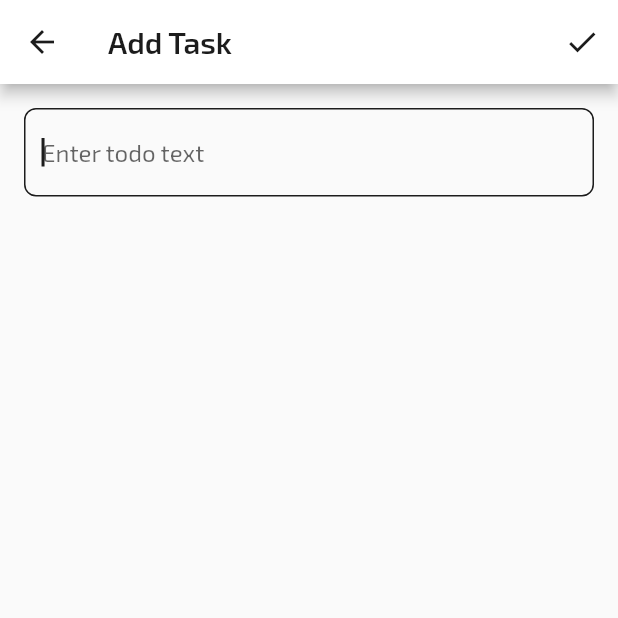
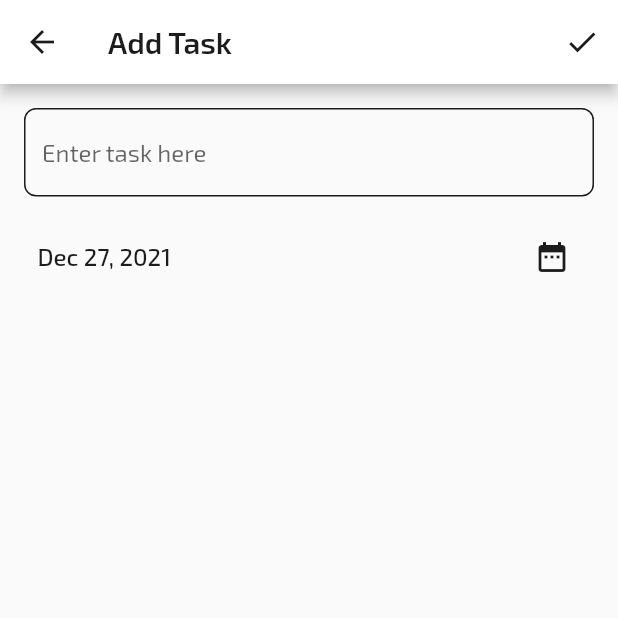
Before and after one commit to andordavoti/todoaholic, a Flutter app: the ManageTodoScreen screen opened directly, on a phone screen of 412 x 824 dp, the top half of it. Run offline on Flutter 3.47's test engine with Material 2 defaults, Android fonts, the phone set to English and light mode, and no system bars; our stand-ins replace cloud_firestore, firebase_auth, firebase_core, google_fonts, grouped_list; missing offline and left inert: flutterfire_ui; accounts and stored records are empty.

Commit message:
add option to edit todo date in manage todo screen

```diff
--- a/lib/data/todo_dao.dart
+++ b/lib/data/todo_dao.dart
@@ -12,8 +12,9 @@ class TodoDao {
     await collection?.add(todo.toJson());
   }
 
-  Future<void> updateTodoText(Todo todo, String newText) async {
-    await todo.reference?.update({'text': newText});
+  Future<void> updateTodo(Todo todo, String newText, DateTime newDate) async {
+    await todo.reference
+        ?.update({'text': newText, 'date': Timestamp.fromDate(newDate)});
   }
 
   Future<void> updateTodoDone(Todo todo) async {
--- a/lib/screens/manage_todo_screen.dart
+++ b/lib/screens/manage_todo_screen.dart
@@ -4,6 +4,7 @@ import 'package:provider/provider.dart';
 import 'package:todoaholic/data/app_state_provider.dart';
 import 'package:todoaholic/data/todo_dao.dart';
 import 'package:cloud_firestore/cloud_firestore.dart';
+import 'package:intl/intl.dart';
 import '../data/todo.dart';
 
 class ManageTodoScreen extends StatefulWidget {
@@ -21,11 +22,21 @@ class ManageTodoScreen extends StatefulWidget {
 class _ManageTodoScreenState extends State<ManageTodoScreen> {
   final _textController = TextEditingController();
   final textFocusNode = FocusNode();
+  late DateTime selectedDate;
 
   @override
   void initState() {
     super.initState();
     _textController.text = widget.originalTodo?.text ?? '';
+
+    WidgetsBinding.instance!.addPostFrameCallback((timeStamp) {
+      final appState = Provider.of<AppState>(context, listen: false);
+
+      setState(() {
+        selectedDate =
+            widget.originalTodo?.date.toDate() ?? appState.selectedDate;
+      });
+    });
 
     SchedulerBinding.instance!.addPostFrameCallback(
         (_) => {FocusScope.of(context).requestFocus(textFocusNode)});
@@ -41,10 +52,10 @@ class _ManageTodoScreenState extends State<ManageTodoScreen> {
   Widget build(BuildContext context) {
     final todoDao = Provider.of<TodoDao>(context, listen: false);
 
-    void submitAction(DateTime selectedDate) {
+    void submitAction() {
       final originalTodo = widget.originalTodo;
       if (originalTodo != null) {
-        todoDao.updateTodoText(originalTodo, _textController.text);
+        todoDao.updateTodo(originalTodo, _textController.text, selectedDate);
       } else {
         todoDao.saveTodo(Todo(
             text: _textController.text,
@@ -55,15 +66,12 @@ class _ManageTodoScreenState extends State<ManageTodoScreen> {
       Navigator.pop(context);
     }
 
-    return Consumer<AppState>(builder: (context, appState, child) {
     return Scaffold(
       appBar: AppBar(
         actions: [
           IconButton(
             icon: const Icon(Icons.check),
-              onPressed: () {
-                submitAction(appState.selectedDate);
-              },
+            onPressed: submitAction,
           )
         ],
         title: Text(
@@ -71,21 +79,53 @@ class _ManageTodoScreenState extends State<ManageTodoScreen> {
         ),
       ),
       // 5
-        body: Container(
+      body: Column(
+        children: [
+          Container(
             padding: const EdgeInsets.all(16),
             child: TextField(
               focusNode: textFocusNode,
               controller: _textController,
               onSubmitted: (_) {
-              submitAction(appState.selectedDate);
+                submitAction();
               },
               decoration: const InputDecoration(
                 border: OutlineInputBorder(),
-              hintText: 'Enter todo text',
+                hintText: 'Enter task here',
               ),
             ),
           ),
+          Container(
+              padding: const EdgeInsets.only(left: 25, right: 20),
+              child: Row(
+                mainAxisAlignment: MainAxisAlignment.spaceBetween,
+                children: [
+                  Text(
+                    DateFormat.yMMMd().format(selectedDate),
+                    style: Theme.of(context).textTheme.bodyText1,
+                  ),
+                  IconButton(
+                      icon: const Icon(Icons.date_range),
+                      onPressed: () async {
+                        final currentDate = DateTime.now();
+
+                        final pickedDate = await showDatePicker(
+                          context: context,
+                          initialDate: selectedDate,
+                          firstDate: DateTime(currentDate.year - 5),
+                          lastDate: DateTime(currentDate.year + 5),
                         );
+
+                        if (pickedDate != null) {
+                          setState(() {
+                            selectedDate = pickedDate;
                           });
                         }
+                      }),
+                ],
+              )),
+        ],
+      ),
+    );
   }
+}
```
Lines whose indentation alone changed are shown as unchanged.
